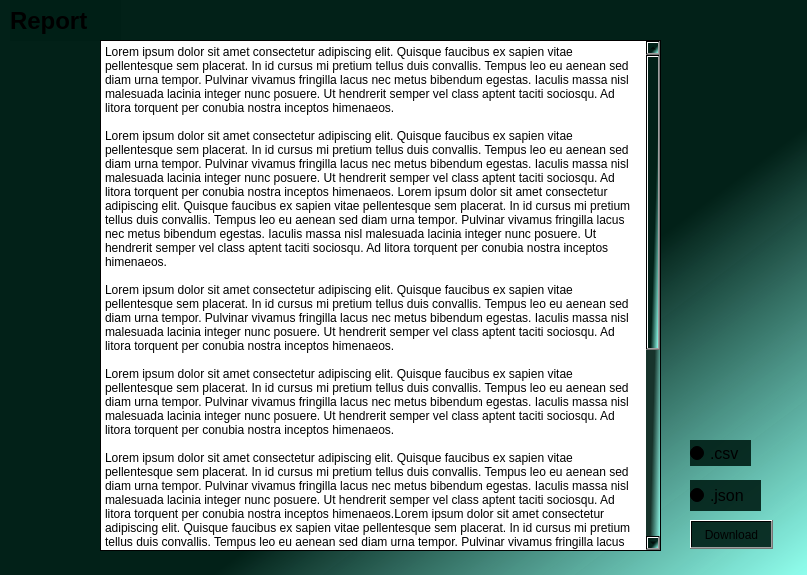
The window that report.ui (ianlopez07/SMI-Code-Checker) describes before a commit, drawn with Qt 5.
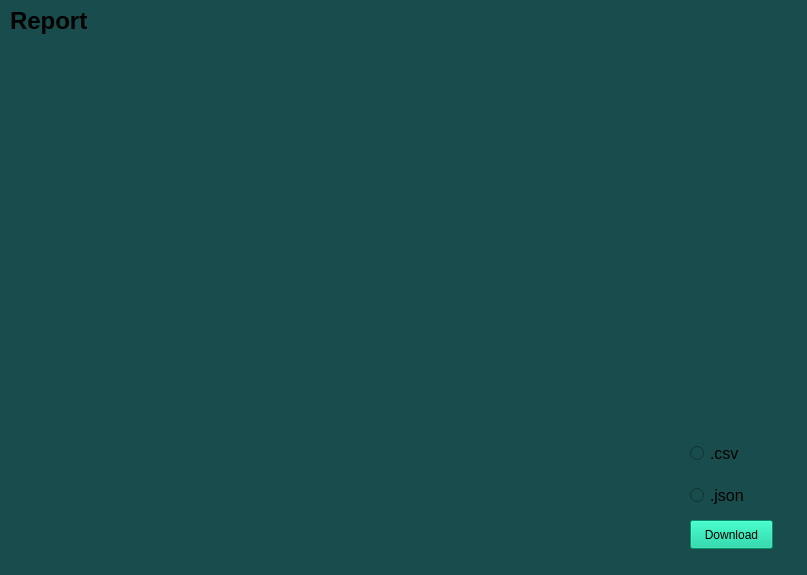
The same window after the commit.

Commit message: Updated UI color and added functions to report

What changed in the file:
```diff
--- a/report.ui
+++ b/report.ui
@@ -14,8 +14,7 @@
    <string>Form</string>
   </property>
   <property name="styleSheet">
-   <string notr="true">background-color: qlineargradient(spread:pad, x1:1, y1:1, x2:1, y2:1, stop:0.455399 rgba(0, 31, 22, 232), stop:1 rgba(144, 255, 238, 251));
-background-color: qlineargradient(spread:pad, x1:0.282, y1:0.324, x2:1, y2:1, stop:0.455399 rgba(0, 31, 22, 232), stop:1 rgba(144, 255, 238, 251));</string>
+   <string notr="true">background-color: rgb(25, 76, 76);</string>
   </property>
   <widget class="QLabel" name="label">
    <property name="geometry">
@@ -33,7 +32,7 @@
     </font>
    </property>
    <property name="styleSheet">
-    <string notr="true">background-color: qlineargradient(spread:pad, x1:1, y1:1, x2:1, y2:1, stop:0.455399 rgba(0, 31, 22, 232), stop:1 rgba(144, 255, 238, 251));</string>
+    <string notr="true"/>
    </property>
    <property name="text">
     <string>Report</string>
@@ -54,7 +53,7 @@
     </font>
    </property>
    <property name="styleSheet">
-    <string notr="true">background-color: qlineargradient(spread:pad, x1:1, y1:1, x2:1, y2:1, stop:0.455399 rgba(0, 31, 22, 232), stop:1 rgba(144, 255, 238, 251));</string>
+    <string notr="true"/>
    </property>
    <property name="text">
     <string>.csv</string>
@@ -75,7 +74,7 @@
     </font>
    </property>
    <property name="styleSheet">
-    <string notr="true">background-color: qlineargradient(spread:pad, x1:1, y1:1, x2:1, y2:1, stop:0.455399 rgba(0, 31, 22, 232), stop:1 rgba(144, 255, 238, 251));</string>
+    <string notr="true"/>
    </property>
    <property name="text">
     <string>.json</string>
@@ -91,41 +90,11 @@
     </rect>
    </property>
    <property name="styleSheet">
-    <string notr="true">background-color: qlineargradient(spread:pad, x1:1, y1:1, x2:1, y2:1, stop:0.455399 rgba(0, 31, 22, 232), stop:1 rgba(144, 255, 238, 251));</string>
-   </property>
-   <property name="text">
-    <string>Download</string>
-   </property>
-  </widget>
-  <widget class="QPlainTextEdit" name="plainTextEdit">
-   <property name="geometry">
-    <rect>
-     <x>100</x>
-     <y>40</y>
-     <width>561</width>
-     <height>511</height>
-    </rect>
-   </property>
-   <property name="styleSheet">
-    <string notr="true">background-color: qlineargradient(spread:pad, x1:0, y1:0, x2:1, y2:1, stop:0 rgba(255, 255, 255, 255));
+    <string notr="true">background-color: rgb(0, 204, 150);
 color: rgb(0, 0, 0);</string>
    </property>
-   <property name="plainText">
-    <string>Lorem ipsum dolor sit amet consectetur adipiscing elit. Quisque faucibus ex sapien vitae pellentesque sem placerat. In id cursus mi pretium tellus duis convallis. Tempus leo eu aenean sed diam urna tempor. Pulvinar vivamus fringilla lacus nec metus bibendum egestas. Iaculis massa nisl malesuada lacinia integer nunc posuere. Ut hendrerit semper vel class aptent taciti sociosqu. Ad litora torquent per conubia nostra inceptos himenaeos.
-
-Lorem ipsum dolor sit amet consectetur adipiscing elit. Quisque faucibus ex sapien vitae pellentesque sem placerat. In id cursus mi pretium tellus duis convallis. Tempus leo eu aenean sed diam urna tempor. Pulvinar vivamus fringilla lacus nec metus bibendum egestas. Iaculis massa nisl malesuada lacinia integer nunc posuere. Ut hendrerit semper vel class aptent taciti sociosqu. Ad litora torquent per conubia nostra inceptos himenaeos. Lorem ipsum dolor sit amet consectetur adipiscing elit. Quisque faucibus ex sapien vitae pellentesque sem placerat. In id cursus mi pretium tellus duis convallis. Tempus leo eu aenean sed diam urna tempor. Pulvinar vivamus fringilla lacus nec metus bibendum egestas. Iaculis massa nisl malesuada lacinia integer nunc posuere. Ut hendrerit semper vel class aptent taciti sociosqu. Ad litora torquent per conubia nostra inceptos himenaeos.
-
-Lorem ipsum dolor sit amet consectetur adipiscing elit. Quisque faucibus ex sapien vitae pellentesque sem placerat. In id cursus mi pretium tellus duis convallis. Tempus leo eu aenean sed diam urna tempor. Pulvinar vivamus fringilla lacus nec metus bibendum egestas. Iaculis massa nisl malesuada lacinia integer nunc posuere. Ut hendrerit semper vel class aptent taciti sociosqu. Ad litora torquent per conubia nostra inceptos himenaeos.
-
-Lorem ipsum dolor sit amet consectetur adipiscing elit. Quisque faucibus ex sapien vitae pellentesque sem placerat. In id cursus mi pretium tellus duis convallis. Tempus leo eu aenean sed diam urna tempor. Pulvinar vivamus fringilla lacus nec metus bibendum egestas. Iaculis massa nisl malesuada lacinia integer nunc posuere. Ut hendrerit semper vel class aptent taciti sociosqu. Ad litora torquent per conubia nostra inceptos himenaeos.
-
-Lorem ipsum dolor sit amet consectetur adipiscing elit. Quisque faucibus ex sapien vitae pellentesque sem placerat. In id cursus mi pretium tellus duis convallis. Tempus leo eu aenean sed diam urna tempor. Pulvinar vivamus fringilla lacus nec metus bibendum egestas. Iaculis massa nisl malesuada lacinia integer nunc posuere. Ut hendrerit semper vel class aptent taciti sociosqu. Ad litora torquent per conubia nostra inceptos himenaeos.Lorem ipsum dolor sit amet consectetur adipiscing elit. Quisque faucibus ex sapien vitae pellentesque sem placerat. In id cursus mi pretium tellus duis convallis. Tempus leo eu aenean sed diam urna tempor. Pulvinar vivamus fringilla lacus nec metus bibendum egestas. Iaculis massa nisl malesuada lacinia integer nunc posuere. Ut hendrerit semper vel class aptent taciti sociosqu. Ad litora torquent per conubia nostra inceptos himenaeos.
-
-Lorem ipsum dolor sit amet consectetur adipiscing elit. Quisque faucibus ex sapien vitae pellentesque sem placerat. In id cursus mi pretium tellus duis convallis. Tempus leo eu aenean sed diam urna tempor. Pulvinar vivamus fringilla lacus nec metus bibendum egestas. Iaculis massa nisl malesuada lacinia integer nunc posuere. Ut hendrerit semper vel class aptent taciti sociosqu. Ad litora torquent per conubia nostra inceptos himenaeos.
-
-Lorem ipsum dolor sit amet consectetur adipiscing elit. Quisque faucibus ex sapien vitae pellentesque sem placerat. In id cursus mi pretium tellus duis convallis. Tempus leo eu aenean sed diam urna tempor. Pulvinar vivamus fringilla lacus nec metus bibendum egestas. Iaculis massa nisl malesuada lacinia integer nunc posuere. Ut hendrerit semper vel class aptent taciti sociosqu. Ad litora torquent per conubia nostra inceptos himenaeos.
-
-Lorem ipsum dolor sit amet consectetur adipiscing elit. Quisque faucibus ex sapien vitae pellentesque sem placerat. In id cursus mi pretium tellus duis convallis. Tempus leo eu aenean sed diam urna tempor. Pulvinar vivamus fringilla lacus nec metus bibendum egestas. Iaculis massa nisl malesuada lacinia integer nunc posuere. Ut hendrerit semper vel class aptent taciti sociosqu. Ad litora torquent per conubia nostra inceptos himenaeos.</string>
+   <property name="text">
+    <string>Download</string>
    </property>
   </widget>
  </widget>
```
Left out of the diff: 6 changed lines with no effect on the pictures. The commit also changes 4 other files.
